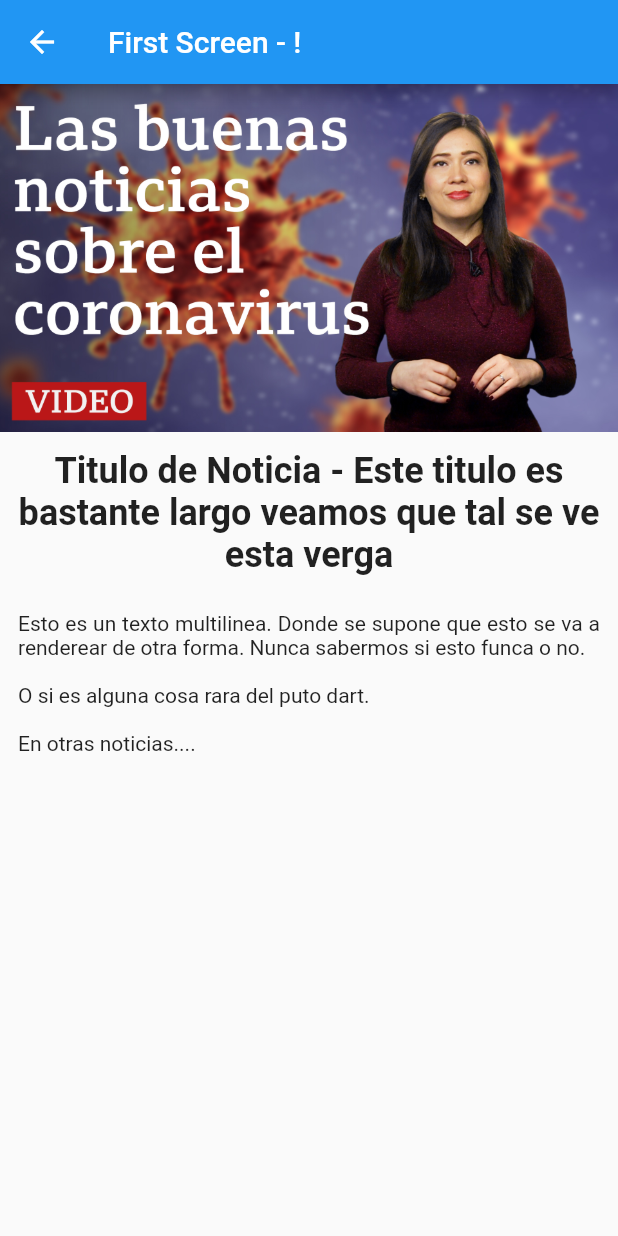
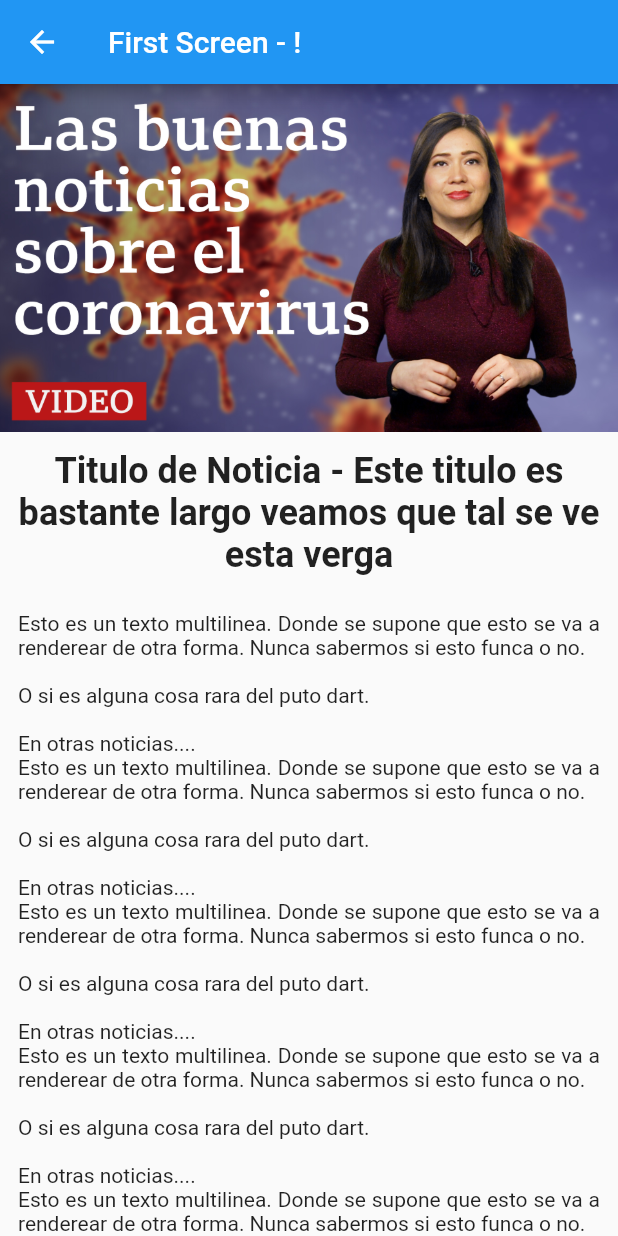
Before and after one commit to SantiagoValdez/py_news_mobile, a Flutter app: the screen it shows after launch, after a tap on the "add" icon, on a phone screen of 412 x 824 dp. Run offline on Flutter 3.47's test engine with Material 2 defaults, Android fonts, the phone set to English and light mode, and no system bars.

Commit message:
Make single new page scrollable

```diff
--- a/lib/main.dart
+++ b/lib/main.dart
@@ -10,15 +10,6 @@ class MyApp extends StatelessWidget {
     return MaterialApp(
       title: 'Flutter Demo',
       theme: ThemeData(
-        // This is the theme of your application.
-        //
-        // Try running your application with "flutter run". You'll see the
-        // application has a blue toolbar. Then, without quitting the app, try
-        // changing the primarySwatch below to Colors.green and then invoke
-        // "hot reload" (press "r" in the console where you ran "flutter run",
-        // or simply save your changes to "hot reload" in a Flutter IDE).
-        // Notice that the counter didn't reset back to zero; the application
-        // is not restarted.
         primarySwatch: Colors.blue,
       ),
       home: MyHomePage(title: 'ParaguayNews'),
@@ -106,90 +97,91 @@ class _MyHomePageState extends State<MyHomePage>
         // the App.build method, and use it to set our appbar title.
         title: Text(widget.title),
       ),
-      body: Center(
-        // Center is a layout widget. It takes a single child and positions it
-        // in the middle of the parent.
-        child: Column(
-          // Column is also a layout widget. It takes a list of children and
-          // arranges them vertically. By default, it sizes itself to fit its
-          // children horizontally, and tries to be as tall as its parent.
-          //
-          // Invoke "debug painting" (press "p" in the console, choose the
-          // "Toggle Debug Paint" action from the Flutter Inspector in Android
-          // Studio, or the "Toggle Debug Paint" command in Visual Studio Code)
-          // to see the wireframe for each widget.
-          //
-          // Column has various properties to control how it sizes itself and
-          // how it positions its children. Here we use mainAxisAlignment to
-          // center the children vertically; the main axis here is the vertical
-          // axis because Columns are vertical (the cross axis would be
-          // horizontal).
-          mainAxisAlignment: MainAxisAlignment.center,
-          children: <Widget>[
-            Text(
-              'You have pushed the button this many times:',
-            ),
-            Text('$_counter', style: Theme.of(context).textTheme.headline4),
-            Text('$_contenido', style: Theme.of(context).textTheme.headline5),
-            Container(
-                decoration:
-                    new BoxDecoration(color: Color.fromARGB(255, 255, 100, 10)),
-                child: ButtonBar(children: <Widget>[
-                  FlatButton(
-                      onPressed: () async {
-                        String url =
-                            'https://jsonplaceholder.typicode.com/albums/$_counter';
-                        debugPrint(url);
-                        final response = await http.get(url);
-                        if (response.statusCode == 200) {
-                          debugPrint(response.body.toString());
-                          _setContenido(response.body);
-                        } else {
-                          throw Exception('Failed to load album');
-                        }
-                      },
-                      child: Text('Olis'),
-                      color: Color.fromARGB(255, 0, 255, 0)),
-                  OutlineButton(
-                      onPressed: () {
-                        return showDialog<void>(
-                          context: context,
-                          barrierDismissible: false, // user must tap button!
-                          builder: (BuildContext context) {
-                            return AlertDialog(
-                              title: Text('Rewind and remember'),
-                              content: SingleChildScrollView(
-                                child: ListBody(
-                                  children: <Widget>[
-                                    Text('You will never be satisfied.'),
-                                    Text(
-                                        'You\’re like me. I’m never satisfied.'),
+      body: ListView(
+        shrinkWrap: true,
+        padding: const EdgeInsets.all(20.0),
+        children: const <Widget>[
+          Text("I'm dedicating every day to you"),
+          Text('Domestic life was never quite my style'),
+          Text('When you smile, you knock me out, I fall apart'),
+          Text('And I thought I was so smart'),
+          Text('And I thought I was so smart'),
+          Text('And I thought I was so smart'),
+          Text('And I thought I was so smart'),
+          Text('And I thought I was so smart'),
+          Text('And I thought I was so smart'),
+          Text('And I thought I was so smart'),
+          Text('And I thought I was so smart'),
+          Text('And I thought I was so smart'),
+          Text('And I thought I was so smart'),
+          Text('And I thought I was so smart'),
+          Text('And I thought I was so smart'),
+          Text('And I thought I was so smart'),
+          Text('And I thought I was so smart'),
+          Text('And I thought I was so smart'),
+          Text('And I thought I was so smart'),
+          Text('And I thought I was so smart'),
+          Text("I'm dedicating every day to you"),
+          Text('Domestic life was never quite my style'),
+          Text('When you smile, you knock me out, I fall apart'),
+          Text('And I thought I was so smart'),
+          Text('And I thought I was so smart'),
+          Text('And I thought I was so smart'),
+          Text('And I thought I was so smart'),
+          Text('And I thought I was so smart'),
+          Text('And I thought I was so smart'),
+          Text('And I thought I was so smart'),
+          Text('And I thought I was so smart'),
+          Text('And I thought I was so smart'),
+          Text('And I thought I was so smart'),
+          Text('And I thought I was so smart'),
+          Text('And I thought I was so smart'),
+          Text('And I thought I was so smart'),
+          Text('And I thought I was so smart'),
+          Text('And I thought I was so smart'),
+          Text('And I thought I was so smart'),
+          Text('And I thought I was so smart'),
+          Text("I'm dedicating every day to you"),
+          Text('Domestic life was never quite my style'),
+          Text('When you smile, you knock me out, I fall apart'),
+          Text('And I thought I was so smart'),
+          Text('And I thought I was so smart'),
+          Text('And I thought I was so smart'),
+          Text('And I thought I was so smart'),
+          Text('And I thought I was so smart'),
+          Text('And I thought I was so smart'),
+          Text('And I thought I was so smart'),
+          Text('And I thought I was so smart'),
+          Text('And I thought I was so smart'),
+          Text('And I thought I was so smart'),
+          Text('And I thought I was so smart'),
+          Text('And I thought I was so smart'),
+          Text('And I thought I was so smart'),
+          Text('And I thought I was so smart'),
+          Text('And I thought I was so smart'),
+          Text('And I thought I was so smart'),
+          Text('And I thought I was so smart'),
+          Text("I'm dedicating every day to you"),
+          Text('Domestic life was never quite my style'),
+          Text('When you smile, you knock me out, I fall apart'),
+          Text('And I thought I was so smart'),
+          Text('And I thought I was so smart'),
+          Text('And I thought I was so smart'),
+          Text('And I thought I was so smart'),
+          Text('And I thought I was so smart'),
+          Text('And I thought I was so smart'),
+          Text('And I thought I was so smart'),
+          Text('And I thought I was so smart'),
+          Text('And I thought I was so smart'),
+          Text('And I thought I was so smart'),
+          Text('And I thought I was so smart'),
+          Text('And I thought I was so smart'),
+          Text('And I thought I was so smart'),
+          Text('And I thought I was so smart'),
+          Text('And I thought I was so smart'),
+          Text('And I thought I was so smart'),
+          Text('And I thought I was so smart'),
         ],
-                                ),
-                              ),
-                              actions: <Widget>[
-                                TextButton(
-                                  child: Text('Regret'),
-                                  onPressed: () {
-                                    Navigator.of(context).pop();
-                                  },
-                                ),
-                              ],
-                            );
-                          },
-                        ); /*  */
-                      },
-                      child: Text('Olis'),
-                      color: Color.fromARGB(255, 0, 0, 255)),
-                ])),
-            Container(
-              margin: EdgeInsets.symmetric(vertical: 10),
-              height: animation.value,
-              width: animation.value,
-              child: FlutterLogo(),
-            ),
-          ],
-        ),
       ),
       floatingActionButton: FloatingActionButton(
         onPressed: _incrementCounter,
@@ -213,8 +205,8 @@ class FirstScreen extends StatelessWidget {
       appBar: AppBar(
         title: Text('First Screen - !'),
       ),
-      body: Container(
-          child: Column(
+      body: ListView(children: [
+        Column(
           children: [
             Row(
               children: [
@@ -236,14 +228,39 @@ class FirstScreen extends StatelessWidget {
               margin: const EdgeInsets.all(12.0),
             ),
             Container(
-            child: Text(
+              child: Column(
+                children: [
+                  Text(
                     'Esto es un texto multilinea. Donde se supone que esto se va a renderear de otra forma. Nunca sabermos si esto funca o no.\n\nO si es alguna cosa rara del puto dart.\n\nEn otras noticias....',
                     textAlign: TextAlign.justify,
+                  ),
+                  Text(
+                    'Esto es un texto multilinea. Donde se supone que esto se va a renderear de otra forma. Nunca sabermos si esto funca o no.\n\nO si es alguna cosa rara del puto dart.\n\nEn otras noticias....',
+                    textAlign: TextAlign.justify,
+                  ),
+                  Text(
+                    'Esto es un texto multilinea. Donde se supone que esto se va a renderear de otra forma. Nunca sabermos si esto funca o no.\n\nO si es alguna cosa rara del puto dart.\n\nEn otras noticias....',
+                    textAlign: TextAlign.justify,
+                  ),
+                  Text(
+                    'Esto es un texto multilinea. Donde se supone que esto se va a renderear de otra forma. Nunca sabermos si esto funca o no.\n\nO si es alguna cosa rara del puto dart.\n\nEn otras noticias....',
+                    textAlign: TextAlign.justify,
+                  ),
+                  Text(
+                    'Esto es un texto multilinea. Donde se supone que esto se va a renderear de otra forma. Nunca sabermos si esto funca o no.\n\nO si es alguna cosa rara del puto dart.\n\nEn otras noticias....',
+                    textAlign: TextAlign.justify,
+                  ),
+                  Text(
+                    'Esto es un texto multilinea. Donde se supone que esto se va a renderear de otra forma. Nunca sabermos si esto funca o no.\n\nO si es alguna cosa rara del puto dart.\n\nEn otras noticias....',
+                    textAlign: TextAlign.justify,
+                  ),
+                ],
               ),
               margin: const EdgeInsets.all(12.0),
             ),
           ],
-      )),
+        )
+      ]),
     );
   }
 }
```
Lines whose indentation alone changed are shown as unchanged.
